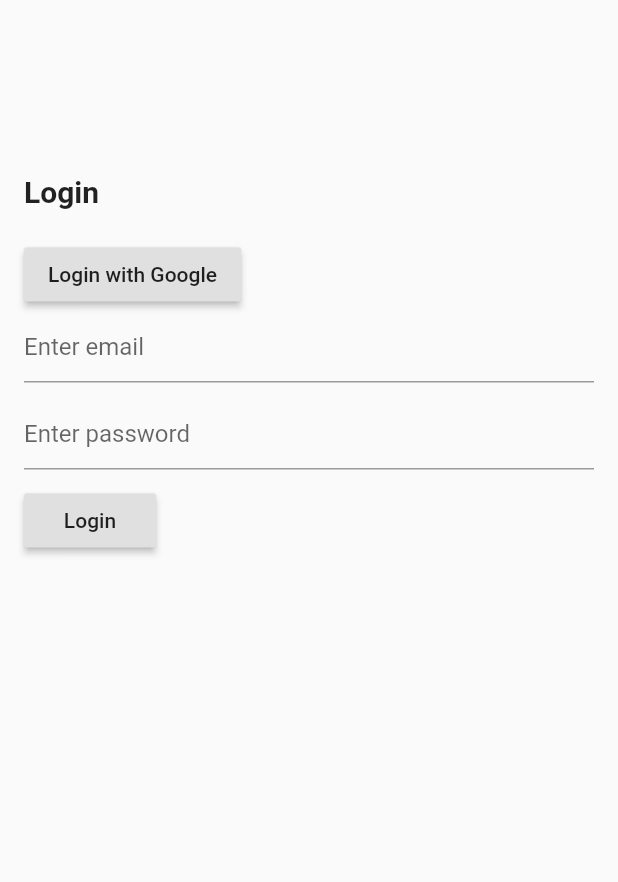
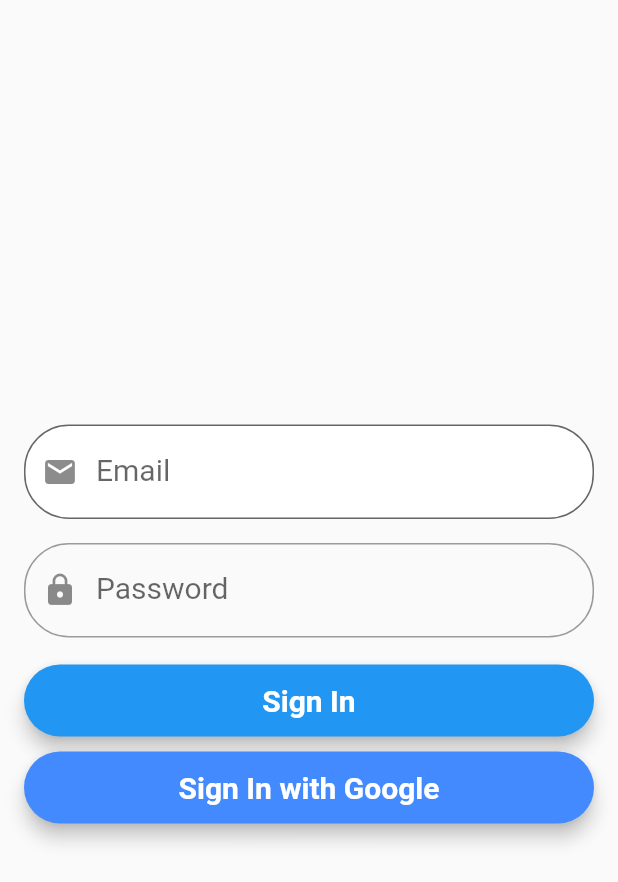
Before and after one commit to nforesperance/Flutter-Shopping-App, a Flutter app: the screen it shows after launch, on a phone screen of 412 x 824 dp. Shown: the top 882 px of the screen. Run offline on Flutter 3.47's test engine with Material 2 defaults, Android fonts, the phone set to English and light mode, and no system bars; our stand-ins replace carousel_pro, firebase_auth, google_sign_in; accounts and stored records are empty; Roboto replaces fonts that are missing (Montserrat).

Commit message:
login:  with change notifier

```diff
--- a/lib/main.dart
+++ b/lib/main.dart
@@ -1,8 +1,11 @@
 import 'package:firebase_auth/firebase_auth.dart';
 import 'package:flutter/material.dart';
+import 'package:provider/provider.dart';
 import 'package:shopapp/screens/homepage.dart';
 import 'package:shopapp/screens/login.dart';
 import 'package:shopapp/screens/splash.dart';
+
+import 'utils/firebase_auth.dart';
 
 void main() => runApp(MyApp());
 
@@ -10,29 +13,59 @@ class MyApp extends StatelessWidget {
   // This widget is the root of your application.
   @override
   Widget build(BuildContext context) {
-    return MaterialApp(
-      debugShowCheckedModeBanner: false,
-      theme: ThemeData(
-        primarySwatch: Colors.blue,
+    // return MaterialApp(
+    //   debugShowCheckedModeBanner: false,
+    //   theme: ThemeData(
+    //     primarySwatch: Colors.blue,
+    //   ),
+    //   home: MainScreen(),
+    // );
+    return ChangeNotifierProvider(
+      create: (_) => UserRepository.instance(auth: FirebaseAuth.instance),
+      child: MaterialApp(
+        debugShowCheckedModeBanner: false,
+        theme: ThemeData(
+          primarySwatch: Colors.blue,
+        ),
+        home: AuthHomePage(),
       ),
-      home: MainScreen(),
     );
   }
 }
-
 
 class MainScreen extends StatelessWidget {
   @override
   Widget build(BuildContext context) {
     return StreamBuilder(
       stream: FirebaseAuth.instance.onAuthStateChanged,
-      builder: (context,AsyncSnapshot<FirebaseUser> snapshot) {
-        if(snapshot.connectionState == ConnectionState.waiting)
+      builder: (context, AsyncSnapshot<FirebaseUser> snapshot) {
+        if (snapshot.connectionState == ConnectionState.waiting)
           return SplashPage();
-        if(!snapshot.hasData || snapshot.data == null)
-          return LoginPage();
+        if (!snapshot.hasData || snapshot.data == null) return LoginPage();
         return HomePage();
       },
     );
   }
 }
+
+class AuthHomePage extends StatelessWidget {
+  @override
+  Widget build(BuildContext context) {
+    return Consumer(
+      builder: (context, UserRepository user, _) {
+        switch (user.status) {
+          case Status.Uninitialized:
+            return SplashPage();
+          case Status.Unauthenticated:
+            return LoginPage();
+          case Status.Authenticating:
+            return LoginPage();
+          case Status.Authenticating_Google:
+            return LoginPage();
+          case Status.Authenticated:
+            return HomePage();
+        }
+      },
+    );
+  }
+}
--- a/lib/screens/homepage.dart
+++ b/lib/screens/homepage.dart
@@ -1,5 +1,6 @@
 import 'package:carousel_pro/carousel_pro.dart';
 import 'package:flutter/material.dart';
+import 'package:provider/provider.dart';
 import 'package:shopapp/Components/horizontal_listview.dart';
 import 'package:shopapp/Components/product.dart';
 import 'package:shopapp/pages/cart.dart';
@@ -15,6 +16,7 @@ class HomePage extends StatefulWidget {
 class _HomePageState extends State<HomePage> {
   @override
   Widget build(BuildContext context) {
+    final user = Provider.of<UserRepository>(context);
     Widget imageCarousel = Container(
       height: 200.0,
       child: Carousel(
@@ -153,7 +155,7 @@ class _HomePageState extends State<HomePage> {
 
             InkWell(
               onTap: () {
-                AuthProvider().logOut();
+                user.logOut();
               },
               child: ListTile(
                 title: Text('Log Out'),
--- a/lib/screens/login.dart
+++ b/lib/screens/login.dart
@@ -1,4 +1,5 @@
 import 'package:flutter/material.dart';
+import 'package:provider/provider.dart';
 import 'package:shopapp/utils/firebase_auth.dart';
 
 class LoginPage extends StatefulWidget {
@@ -7,71 +8,130 @@ class LoginPage extends StatefulWidget {
 }
 
 class _LoginPageState extends State<LoginPage> {
-  TextEditingController _emailController;
-  TextEditingController _passwordController;
+  TextStyle style = TextStyle(fontFamily: 'Montserrat', fontSize: 20.0);
+  TextEditingController _email;
+  TextEditingController _password;
+  final _formKey = GlobalKey<FormState>();
+  final _key = GlobalKey<ScaffoldState>();
 
   @override
   void initState() {
     super.initState();
-    _emailController = TextEditingController(text: "");
-    _passwordController = TextEditingController(text: "");
+    _email = TextEditingController(text: "");
+    _password = TextEditingController(text: "");
   }
 
   @override
-  Widget build(BuildContext context){
+  Widget build(BuildContext context) {
+    final user = Provider.of<UserRepository>(context);
     return Scaffold(
-      body: SingleChildScrollView(
-        child: Padding(
-          padding: const EdgeInsets.all(16.0),
-          child: Column(
-            crossAxisAlignment: CrossAxisAlignment.start,
+      key: _key,
+      body: Form(
+        key: _formKey,
+        child: Container(
+          alignment: Alignment.center,
+          child: ListView(
+            shrinkWrap: true,
             children: <Widget>[
-              const SizedBox(height: 100.0),
-              Text("Login", style: TextStyle(
-                fontWeight: FontWeight.bold,
-                fontSize: 20.0
-              ),),
-              const SizedBox(height: 20.0),
-              RaisedButton(
-                child: Text("Login with Google"),
-                onPressed: () async {
-                  bool res = await AuthProvider().loginWithGoogle();
-                  if(!res)
-                    print("error logging in with google");
-                },
-              ),
-              TextField(
-                controller: _emailController,
-                decoration: InputDecoration(
-                  hintText: "Enter email"
+              Padding(
+                padding:
+                    const EdgeInsets.symmetric(horizontal: 16.0, vertical: 8.0),
+                child: TextFormField(
+                  key: Key("email-field"),
+                  controller: _email,
+                  validator: (value) =>
+                      (value.isEmpty) ? "Please Enter Email" : null,
+                  style: style,
+                  decoration: InputDecoration(
+                      prefixIcon: Icon(Icons.email),
+                      labelText: "Email",
+                      filled: true,
+                      fillColor: Colors.white,
+                      border: OutlineInputBorder(
+                          borderRadius: BorderRadius.circular(30))),
                 ),
               ),
-              const SizedBox(height: 10.0),
-              TextField(
-                controller: _passwordController,
-                obscureText: true,
-                decoration: InputDecoration(
-                  hintText: "Enter password"
+              Padding(
+                padding:
+                    const EdgeInsets.symmetric(horizontal: 16.0, vertical: 8.0),
+                child: TextFormField(
+                  key: Key("password-field"),
+                  controller: _password,
+                  obscureText: true,
+                  validator: (value) =>
+                      (value.isEmpty) ? "Please Enter Password" : null,
+                  style: style,
+                  decoration: InputDecoration(
+                      prefixIcon: Icon(Icons.lock),
+                      labelText: "Password",
+                      border: OutlineInputBorder(
+                          borderRadius: BorderRadius.circular(30))),
                 ),
               ),
-              const SizedBox(height: 10.0),
-              RaisedButton(
-                child: Text("Login"),
-                onPressed: ()async {
-                  if(_emailController.text.isEmpty || _passwordController.text.isEmpty) {
-                    print("Email and password cannot be empty");
-                    return;
-                  }
-                  bool res = await AuthProvider().signInWithEmail(_emailController.text, _passwordController.text);
-                  if(!res) {
-                    print("Login failed");
-                  }
-                },
-              )
+              SizedBox(height: 10.0),
+              user.status == Status.Authenticating
+                  ? Center(child: CircularProgressIndicator())
+                  : Padding(
+                      padding: const EdgeInsets.symmetric(horizontal: 16.0),
+                      child: Material(
+                        elevation: 5.0,
+                        borderRadius: BorderRadius.circular(30.0),
+                        color: Theme.of(context).primaryColor,
+                        child: MaterialButton(
+                          onPressed: () async {
+                            if (_formKey.currentState.validate()) {
+                              if (!await user.signIn(
+                                  _email.text, _password.text))
+                                _key.currentState.showSnackBar(SnackBar(
+                                  content: Text("Something is wrong"),
+                                ));
+                            }
+                          },
+                          child: Text(
+                            "Sign In",
+                            style: style.copyWith(
+                                color: Colors.white,
+                                fontWeight: FontWeight.bold),
+                          ),
+                        ),
+                      ),
+                    ),
+              SizedBox(height: 10.0),
+              user.status == Status.Authenticating_Google
+                  ? Center(child: CircularProgressIndicator())
+                  : Padding(
+                      padding: const EdgeInsets.symmetric(horizontal: 16.0),
+                      child: Material(
+                        elevation: 5.0,
+                        borderRadius: BorderRadius.circular(30.0),
+                        color: Colors.blueAccent,
+                        child: MaterialButton(
+                          onPressed: () async {
+                            if (!await user.loginWithGoogle())
+                              _key.currentState.showSnackBar(SnackBar(
+                                content: Text("Something is wrong"),
+                              ));
+                          },
+                          child: Text(
+                            "Sign In with Google",
+                            style: style.copyWith(
+                                color: Colors.white,
+                                fontWeight: FontWeight.bold),
+                          ),
+                        ),
+                      ),
+                    ),
             ],
           ),
         ),
       ),
     );
   }
+
+  @override
+  void dispose() {
+    _email.dispose();
+    _password.dispose();
+    super.dispose();
+  }
 }
--- a/lib/utils/firebase_auth.dart
+++ b/lib/utils/firebase_auth.dart
@@ -1,43 +1,72 @@
 import 'package:firebase_auth/firebase_auth.dart';
+import 'package:flutter/widgets.dart';
 import 'package:google_sign_in/google_sign_in.dart';
 
-class AuthProvider {
-  final FirebaseAuth _auth = FirebaseAuth.instance;
+enum Status {
+  Uninitialized,
+  Authenticated,
+  Authenticating,
+  Unauthenticated,
+  Authenticating_Google,
+}
 
-  Future<bool> signInWithEmail(String email, String password) async{
+class UserRepository with ChangeNotifier {
+  final FirebaseAuth auth;
+  FirebaseUser _user;
+  Status _status = Status.Uninitialized;
+
+  UserRepository.instance({this.auth}) {
+    auth.onAuthStateChanged.listen(onAuthStateChanged);
+  }
+
+  Status get status => _status;
+  FirebaseUser get user => _user;
+
+  Future<bool> signIn(String email, String password) async {
     try {
-      AuthResult result = await _auth.signInWithEmailAndPassword(email: email,password: password);
-      FirebaseUser user = result.user;
-      if(user != null)
+      _status = Status.Authenticating;
+      notifyListeners();
+      await auth.signInWithEmailAndPassword(email: email, password: password);
       return true;
-      else
-      return false;
     } catch (e) {
-      print(e.message);
+      _status = Status.Unauthenticated;
+      notifyListeners();
       return false;
     }
   }
 
-  Future<void> logOut() async {
-    try {
-      await _auth.signOut();
-    } catch (e) {
-      print("error logging out");
+  Future signOut() async {
+    auth.signOut();
+    _status = Status.Unauthenticated;
+    notifyListeners();
+    return Future.delayed(Duration.zero);
+  }
+
+  Future<void> onAuthStateChanged(FirebaseUser firebaseUser) async {
+    if (firebaseUser == null) {
+      _status = Status.Unauthenticated;
+    } else {
+      _user = firebaseUser;
+      _status = Status.Authenticated;
     }
+    notifyListeners();
   }
 
   Future<bool> loginWithGoogle() async {
     try {
       GoogleSignIn googleSignIn = GoogleSignIn();
       GoogleSignInAccount account = await googleSignIn.signIn();
-      if(account == null )
-        return false;
-      AuthResult res = await _auth.signInWithCredential(GoogleAuthProvider.getCredential(
+      if (account == null) return false;
+      _status = Status.Authenticating_Google;
+      notifyListeners();
+      AuthResult res =
+          await auth.signInWithCredential(GoogleAuthProvider.getCredential(
         idToken: (await account.authentication).idToken,
         accessToken: (await account.authentication).accessToken,
       ));
-      if(res.user == null)
-        return false;
+      if (res.user == null) return false;
+      _status = Status.Authenticated;
+      notifyListeners();
       return true;
     } catch (e) {
       print(e.message);
@@ -45,4 +74,12 @@ class AuthProvider {
       return false;
     }
   }
+
+  Future<void> logOut() async {
+    try {
+      await auth.signOut();
+    } catch (e) {
+      print("error logging out");
+    }
+  }
 }
--- a/pubspec.yaml
+++ b/pubspec.yaml
@@ -28,6 +28,7 @@ dependencies:
   google_sign_in: ^4.1.4
   cloud_firestore: ^0.13.4
   shared_preferences: ^0.5.6+2
+  provider: ^4.0.4
 
 dev_dependencies:
   flutter_test:
```
Also changed, not shown: pubspec.lock.
